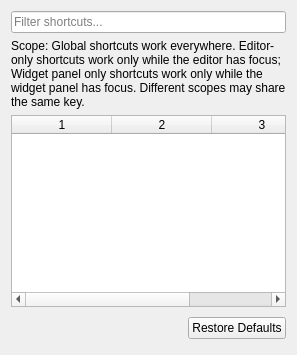
Above: src/keyboardshortcuts.ui from CsoundQt/CsoundQt before the change. Below: the same form after it.
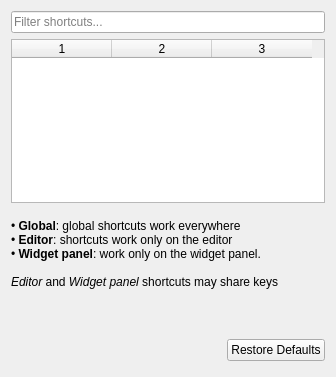
That is the form after the change.

Commit message: Keyboard shortcuts: make scope shorter and nicer (rich text) explanatory text

Patch:
```diff
--- a/src/keyboardshortcuts.ui
+++ b/src/keyboardshortcuts.ui
@@ -2,6 +2,14 @@
 <ui version="4.0">
  <class>KeyboardShortcuts</class>
  <widget class="QWidget" name="KeyboardShortcuts">
+  <property name="geometry">
+   <rect>
+    <x>0</x>
+    <y>0</y>
+    <width>336</width>
+    <height>377</height>
+   </rect>
+  </property>
   <layout class="QVBoxLayout" name="verticalLayout_2">
    <item>
     <widget class="QLineEdit" name="filterLineEdit">
@@ -13,16 +21,6 @@
      </property>
     </widget>
    </item>
-   <item>
-    <widget class="QLabel" name="scopeHintLabel">
-     <property name="text">
-      <string>Scope: Global shortcuts work everywhere. Editor-only shortcuts work only while the editor has focus; Widget panel only shortcuts work only while the widget panel has focus. Different scopes may share the same key.</string>
-     </property>
-     <property name="wordWrap">
-      <bool>true</bool>
-     </property>
-    </widget>
-   </item>
    <item>
     <widget class="QTableWidget" name="tableWidget">
      <property name="minimumSize">
@@ -48,6 +46,32 @@
      <column/>
     </widget>
    </item>
+   <item>
+    <spacer name="verticalSpacer">
+     <property name="orientation">
+      <enum>Qt::Orientation::Vertical</enum>
+     </property>
+     <property name="sizeType">
+      <enum>QSizePolicy::Policy::Fixed</enum>
+     </property>
+     <property name="sizeHint" stdset="0">
+      <size>
+       <width>20</width>
+       <height>10</height>
+      </size>
+     </property>
+    </spacer>
+   </item>
+   <item>
+    <widget class="QLabel" name="scopeHintLabel">
+     <property name="text">
+      <string>&lt;html&gt;&lt;head/&gt;&lt;body&gt;&lt;p&gt;• &lt;span style=&quot; font-weight:700;&quot;&gt;Global&lt;/span&gt;: global shortcuts work everywhere&lt;br/&gt;• &lt;span style=&quot; font-weight:700;&quot;&gt;Editor&lt;/span&gt;: shortcuts work only on the editor&lt;br/&gt;• &lt;span style=&quot; font-weight:700;&quot;&gt;Widget panel&lt;/span&gt;: work only on the widget panel. &lt;br/&gt;&lt;br/&gt;&lt;span style=&quot; font-style:italic;&quot;&gt;Editor&lt;/span&gt; and &lt;span style=&quot; font-style:italic;&quot;&gt;Widget panel&lt;/span&gt; shortcuts may share keys&lt;/p&gt;&lt;p&gt;&lt;br/&gt;&lt;/p&gt;&lt;/body&gt;&lt;/html&gt;</string>
+     </property>
+     <property name="wordWrap">
+      <bool>true</bool>
+     </property>
+    </widget>
+   </item>
    <item>
     <layout class="QHBoxLayout">
      <item>
```
Left out of the diff: 2 changed lines with no effect on the pictures. The commit also changes 2 other files.
